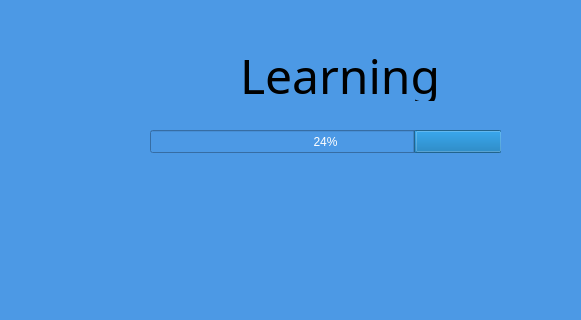
Old version of the form uis/LearningWindow.ui in the repository Mariya17/PredictSongPopularity; both pictures show x 0 to 581 and y 0 to 320 of the 700 by 609 pixel window.
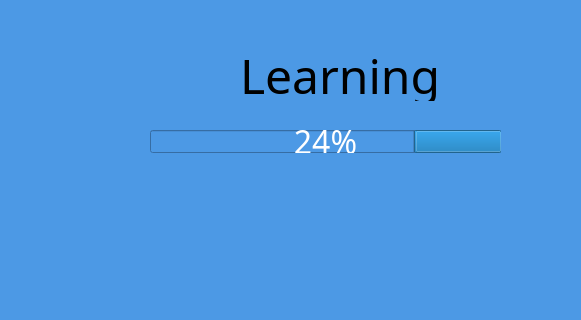
New version of the form. Icons and pictures are not drawn.

What changed in the file:
```diff
--- a/uis/LearningWindow.ui
+++ b/uis/LearningWindow.ui
@@ -76,6 +76,12 @@
       <height>23</height>
      </rect>
     </property>
+    <property name="font">
+     <font>
+      <family>Arial Rounded MT Bold</family>
+      <pointsize>24</pointsize>
+     </font>
+    </property>
     <property name="layoutDirection">
      <enum>Qt::RightToLeft</enum>
     </property>
```
